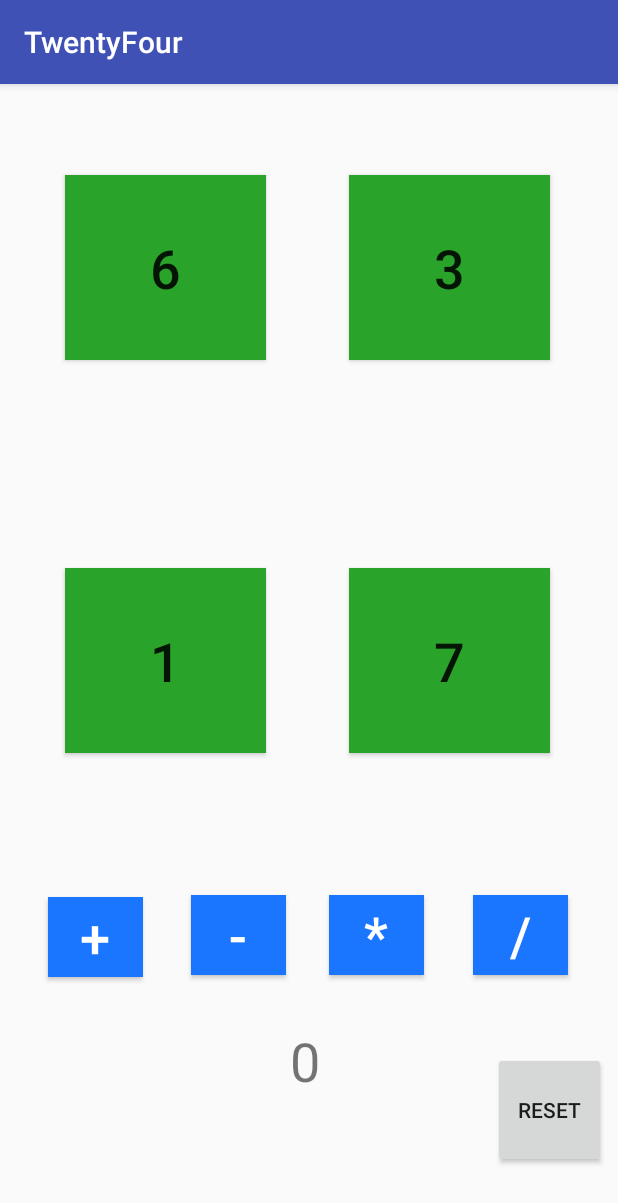
After one commit to togata21/TwentyFour, an Android app: the GameActivity screen opened directly, with no data from a screen before it, on a phone screen of 412 x 824 dp. The commit adds this screen. Shown: the top 1203 px of the screen. Run offline under Robolectric (Android 15) with nearby library versions, the phone set to English and light mode, and no system bars.

Commit message:
working baseline

```diff
--- a/app/src/main/AndroidManifest.xml
+++ b/app/src/main/AndroidManifest.xml
@@ -16,6 +16,7 @@
                 <category android:name="android.intent.category.LAUNCHER" />
             </intent-filter>
         </activity>
+        <activity android:name=".GameActivity"></activity>
     </application>
 
 </manifest>
--- /dev/null
+++ b/app/src/main/java/com/example/tatum_ogata/twentyfour/GameActivity.java
@@ -0,0 +1,170 @@
+package com.example.tatum_ogata.twentyfour;
+
+import android.support.v7.app.AppCompatActivity;
+import android.os.Bundle;
+import android.view.View;
+import android.widget.Button;
+import android.widget.TextView;
+
+public class GameActivity extends AppCompatActivity {
+
+    //xml widgets
+    Button lillyPad1;
+    Button lillyPad2;
+    Button lillyPad3;
+    Button lillyPad4;
+    TextView totalText;
+    Button plus;
+    Button minus;
+    Button multiply;
+    Button divide;
+    TextView winText;
+    Button reset;
+
+    LillyPad pad1;
+    LillyPad pad2;
+    LillyPad pad3;
+    LillyPad pad4;
+
+    int total;
+    String preOperation;
+    int numClicked;
+
+    @Override
+    protected void onCreate(Bundle savedInstanceState) {
+        super.onCreate(savedInstanceState);
+        setContentView(R.layout.activity_game);
+
+        preOperation = "";
+        total = 0;
+        numClicked = 0;
+
+        totalText = findViewById(R.id.equationText);
+        totalText.setText(total+"");
+        winText = findViewById(R.id.youWinText);
+        winText.setText("");
+
+        lillyPad1 = findViewById(R.id.lilly_pad_1);
+        pad1 = new LillyPad(lillyPad1, (int)(Math.random()*8)+1);
+        lillyPad1.setOnClickListener(new View.OnClickListener() {
+            @Override
+            public void onClick(View view) {
+                total = pad1.newTotal(total, preOperation);
+                totalText.setText(total+"");
+                numClicked += 1;
+                if (numClicked == 4){
+                    if (total == 24)
+                        winText.setText("You Win");
+                    else
+                        winText.setText("You Lose");
+                }
+            }
+        });
+
+        lillyPad2 = findViewById(R.id.lilly_pad_2);
+        pad2 = new LillyPad(lillyPad2, (int)(Math.random()*8)+1);
+        lillyPad2.setOnClickListener(new View.OnClickListener() {
+            @Override
+            public void onClick(View view) {
+                total = pad2.newTotal(total, preOperation);
+                totalText.setText(total+"");
+                numClicked += 1;
+                if (numClicked == 4){
+                    if (total == 24)
+                        winText.setText("You Win");
+                    else
+                        winText.setText("You Lose");
+                }
+            }
+        });
+
+        lillyPad3 = findViewById(R.id.lilly_pad_3);
+        pad3 = new LillyPad(lillyPad3, (int)(Math.random()*8)+1);
+        lillyPad3.setOnClickListener(new View.OnClickListener() {
+            @Override
+            public void onClick(View view) {
+                total = pad3.newTotal(total, preOperation);
+                totalText.setText(total+"");
+                numClicked += 1;
+                if (numClicked == 4){
+                    if (total == 24)
+                        winText.setText("You Win");
+                    else
+                        winText.setText("You Lose");
+                }
+            }
+        });
+
+        lillyPad4 = findViewById(R.id.lilly_pad_4);
+        pad4 = new LillyPad(lillyPad4, (int)(Math.random()*8)+1);
+        lillyPad4.setOnClickListener(new View.OnClickListener() {
+            @Override
+            public void onClick(View view) {
+                total = pad4.newTotal(total, preOperation);
+                totalText.setText(total+"");
+                numClicked += 1;
+                if (numClicked == 4){
+                    if (total == 24)
+                        winText.setText("You Win");
+                    else
+                        winText.setText("You Lose");
+                }
+            }
+        });
+
+
+        plus = findViewById(R.id.plus);
+        plus.setOnClickListener(new View.OnClickListener() {
+            @Override
+            public void onClick(View view) {
+                preOperation = "+";
+            }
+        });
+
+        minus = findViewById(R.id.minus);
+        minus.setOnClickListener(new View.OnClickListener() {
+            @Override
+            public void onClick(View view) {
+                preOperation = "-";
+            }
+        });
+
+        multiply = findViewById(R.id.multiply);
+        multiply.setOnClickListener(new View.OnClickListener() {
+            @Override
+            public void onClick(View view) {
+                preOperation = "*";
+            }
+        });
+
+        divide = findViewById(R.id.divide);
+        divide.setOnClickListener(new View.OnClickListener() {
+            @Override
+            public void onClick(View view) {
+                preOperation = "/";
+            }
+        });
+
+
+        reset = findViewById(R.id.resetButton);
+        reset.setOnClickListener(new View.OnClickListener() {
+            @Override
+            public void onClick(View view) {
+                total = 0;
+                preOperation = "";
+                numClicked = 0;
+                totalText.setText(total+"");
+                winText.setText("");
+                resetLillyPads((int)(Math.random()*8)+1, (int)(Math.random()*8)+1, (int)(Math.random()*8)+1, (int)(Math.random()*8)+1);
+            }
+        });
+    }
+
+
+    public void resetLillyPads(int num1, int num2, int num3, int num4){
+        pad1.reset(num1);
+        pad2.reset(num2);
+        pad3.reset(num3);
+        pad4.reset(num4);
+    }
+}
--- /dev/null
+++ b/app/src/main/java/com/example/tatum_ogata/twentyfour/LillyPad.java
@@ -0,0 +1,66 @@
+package com.example.tatum_ogata.twentyfour;
+
+import android.graphics.Color;
+import android.media.Image;
+import android.widget.Button;
+
+public class LillyPad {
+    Button button;
+    Image image;
+    Color color;
+    int value;
+    boolean active;
+
+    public LillyPad(Button button, int value){//}, Image image){
+        this.button = button;
+        this.value = value;
+        this.setValue(value);
+        //this.image = image;
+        active = true;
+        this.setActive(active);
+
+    }
+
+    public void reset(int value){
+        this.value = value;
+        this.setValue(value);
+        active = true;
+        this.setActive(active);
+    }
+
+    public int getValue() {
+        return value;
+    }
+
+    public void setValue(int value) {
+        button.setText(value+"");
+    }
+
+    public boolean isActive() {
+        return active;
+    }
+
+    public void setActive(boolean active) {
+        button.setClickable(active);
+    }
+
+    public int newTotal(int total, String operation){
+
+        this.setActive(false);
+
+        if (total == 0){
+            return this.value;
+        }
+
+        switch (operation){
+            case "+": return total + this.value;
+            case "-": return total - this.value;
+            case "*": return total * this.value;
+            case "/": return total / this.value;
+        }
+
+        return 0;
+
+
+    }
+}
--- a/app/src/main/java/com/example/tatum_ogata/twentyfour/MenuActivity.java
+++ b/app/src/main/java/com/example/tatum_ogata/twentyfour/MenuActivity.java
@@ -1,13 +1,36 @@
 package com.example.tatum_ogata.twentyfour;
 
+import android.content.Context;
+import android.content.Intent;
 import android.support.v7.app.AppCompatActivity;
 import android.os.Bundle;
+import android.view.View;
+import android.widget.Button;
+import android.widget.TextView;
 
 public class MenuActivity extends AppCompatActivity {
+
+    Button playButton;
+    TextView nameTextView;
+
 
     @Override
     protected void onCreate(Bundle savedInstanceState) {
         super.onCreate(savedInstanceState);
         setContentView(R.layout.activity_menu);
+
+        playButton = findViewById(R.id.playB);
+        nameTextView = findViewById(R.id.nameTV);
+
+        playButton.setOnClickListener(new View.OnClickListener() {
+            @Override
+            public void onClick(View view) {
+                Intent i = new Intent(view.getContext(), GameActivity.class);
+                //select numbers for lilly pads
+                startActivity(i);
+            }
+        });
     }
+
+
 }
--- /dev/null
+++ b/app/src/main/res/layout/activity_game.xml
@@ -0,0 +1,210 @@
+<?xml version="1.0" encoding="utf-8"?>
+<android.support.constraint.ConstraintLayout xmlns:android="http://schemas.android.com/apk/res/android"
+    xmlns:app="http://schemas.android.com/apk/res-auto"
+    xmlns:tools="http://schemas.android.com/tools"
+    android:layout_width="match_parent"
+    android:layout_height="match_parent"
+    tools:context=".GameActivity">
+
+    <Button
+        android:id="@+id/lilly_pad_1"
+        android:layout_width="134dp"
+        android:layout_height="123dp"
+        android:layout_marginBottom="8dp"
+        android:layout_marginEnd="8dp"
+        android:layout_marginStart="8dp"
+        android:layout_marginTop="8dp"
+        android:background="#29a329"
+        android:text=""
+        android:textSize="36sp"
+        app:layout_constraintBottom_toBottomOf="parent"
+        app:layout_constraintEnd_toEndOf="parent"
+        app:layout_constraintHorizontal_bias="0.134"
+        app:layout_constraintStart_toStartOf="parent"
+        app:layout_constraintTop_toTopOf="parent"
+        app:layout_constraintVertical_bias="0.084" />
+
+    <Button
+        android:id="@+id/lilly_pad_2"
+        android:layout_width="134dp"
+        android:layout_height="123dp"
+        android:layout_marginBottom="8dp"
+        android:layout_marginEnd="8dp"
+        android:layout_marginStart="8dp"
+        android:layout_marginTop="8dp"
+        android:background="#29a329"
+        android:text=""
+        android:textSize="36sp"
+        app:layout_constraintBottom_toBottomOf="parent"
+        app:layout_constraintEnd_toEndOf="parent"
+        app:layout_constraintHorizontal_bias="0.858"
+        app:layout_constraintStart_toStartOf="parent"
+        app:layout_constraintTop_toTopOf="parent"
+        app:layout_constraintVertical_bias="0.084" />
+
+    <Button
+        android:id="@+id/lilly_pad_3"
+        android:layout_width="134dp"
+        android:layout_height="123dp"
+        android:layout_marginBottom="8dp"
+        android:layout_marginEnd="8dp"
+        android:layout_marginStart="8dp"
+        android:layout_marginTop="8dp"
+        android:background="#29a329"
+        android:text=""
+        android:textSize="36sp"
+        app:layout_constraintBottom_toBottomOf="parent"
+        app:layout_constraintEnd_toEndOf="parent"
+        app:layout_constraintHorizontal_bias="0.134"
+        app:layout_constraintStart_toStartOf="parent"
+        app:layout_constraintTop_toTopOf="parent" />
+
+    <Button
+        android:id="@+id/lilly_pad_4"
+        android:layout_width="134dp"
+        android:layout_height="123dp"
+        android:layout_marginBottom="8dp"
+        android:layout_marginEnd="8dp"
+        android:layout_marginStart="8dp"
+        android:layout_marginTop="8dp"
+        android:background="#29a329"
+        android:text=""
+        android:textSize="36sp"
+        app:layout_constraintBottom_toBottomOf="parent"
+        app:layout_constraintEnd_toEndOf="parent"
+        app:layout_constraintHorizontal_bias="0.858"
+        app:layout_constraintStart_toStartOf="parent"
+        app:layout_constraintTop_toTopOf="parent" />
+
+    <Button
+        android:id="@+id/plus"
+        android:layout_width="63dp"
+        android:layout_height="53dp"
+        android:layout_marginBottom="8dp"
+        android:layout_marginEnd="8dp"
+        android:layout_marginStart="8dp"
+        android:layout_marginTop="8dp"
+        android:background="#1a75ff"
+        android:text="+"
+        android:textAllCaps="false"
+        android:textColor="#FFFFFF"
+        android:textSize="36sp"
+        app:layout_constraintBottom_toBottomOf="parent"
+        app:layout_constraintEnd_toEndOf="parent"
+        app:layout_constraintHorizontal_bias="0.072"
+        app:layout_constraintStart_toStartOf="parent"
+        app:layout_constraintTop_toTopOf="parent"
+        app:layout_constraintVertical_bias="0.764" />
+
+    <Button
+        android:id="@+id/minus"
+        android:layout_width="63dp"
+        android:layout_height="53dp"
+        android:layout_marginBottom="8dp"
+        android:layout_marginEnd="8dp"
+        android:layout_marginStart="8dp"
+        android:layout_marginTop="8dp"
+        android:background="#1a75ff"
+        android:text="-"
+        android:textAllCaps="false"
+        android:textColor="#FFFFFF"
+        android:textSize="36sp"
+        app:layout_constraintBottom_toBottomOf="parent"
+        app:layout_constraintEnd_toEndOf="parent"
+        app:layout_constraintHorizontal_bias="0.358"
+        app:layout_constraintStart_toStartOf="parent"
+        app:layout_constraintTop_toTopOf="parent"
+        app:layout_constraintVertical_bias="0.762" />
+
+    <Button
+        android:id="@+id/multiply"
+        android:layout_width="63dp"
+        android:layout_height="53dp"
+        android:layout_marginBottom="8dp"
+        android:layout_marginEnd="8dp"
+        android:layout_marginStart="8dp"
+        android:layout_marginTop="8dp"
+        android:background="#1a75ff"
+        android:text="*"
+        android:textAllCaps="false"
+        android:textColor="#FFFFFF"
+        android:textSize="36sp"
+        app:layout_constraintBottom_toBottomOf="parent"
+        app:layout_constraintEnd_toEndOf="parent"
+        app:layout_constraintHorizontal_bias="0.635"
+        app:layout_constraintStart_toStartOf="parent"
+        app:layout_constraintTop_toTopOf="parent"
+        app:layout_constraintVertical_bias="0.762" />
+
+    <Button
+        android:id="@+id/divide"
+        android:layout_width="63dp"
+        android:layout_height="53dp"
+        android:layout_marginBottom="8dp"
+        android:layout_marginEnd="8dp"
+        android:layout_marginStart="8dp"
+        android:layout_marginTop="8dp"
+        android:background="#1a75ff"
+        android:text="/"
+        android:textAllCaps="false"
+        android:textColor="#FFFFFF"
+        android:textSize="36sp"
+        app:layout_constraintBottom_toBottomOf="parent"
+        app:layout_constraintEnd_toEndOf="parent"
+        app:layout_constraintHorizontal_bias="0.924"
+        app:layout_constraintStart_toStartOf="parent"
+        app:layout_constraintTop_toTopOf="parent"
+        app:layout_constraintVertical_bias="0.762" />
+
+    <TextView
+        android:id="@+id/equationText"
+        android:layout_width="234dp"
+        android:layout_height="44dp"
+        android:layout_marginBottom="8dp"
+        android:layout_marginEnd="8dp"
+        android:layout_marginStart="8dp"
+        android:layout_marginTop="8dp"
+        android:textAlignment="center"
+        android:textSize="36sp"
+        app:layout_constraintBottom_toBottomOf="parent"
+        app:layout_constraintEnd_toEndOf="parent"
+        app:layout_constraintHorizontal_bias="0.484"
+        app:layout_constraintStart_toStartOf="parent"
+        app:layout_constraintTop_toTopOf="parent"
+        app:layout_constraintVertical_bias="0.874" />
+
+    <TextView
+        android:id="@+id/youWinText"
+        android:layout_width="230dp"
+        android:layout_height="39dp"
+        android:layout_marginBottom="8dp"
+        android:layout_marginEnd="8dp"
+        android:layout_marginStart="8dp"
+        android:layout_marginTop="8dp"
+        android:textAlignment="center"
+        android:textSize="36sp"
+        app:layout_constraintBottom_toBottomOf="parent"
+        app:layout_constraintEnd_toEndOf="parent"
+        app:layout_constraintHorizontal_bias="0.484"
+        app:layout_constraintStart_toStartOf="parent"
+        app:layout_constraintTop_toTopOf="parent"
+        app:layout_constraintVertical_bias="0.969" />
+
+    <Button
+        android:id="@+id/resetButton"
+        android:layout_width="75dp"
+        android:layout_height="77dp"
+        android:layout_marginBottom="8dp"
+        android:layout_marginEnd="8dp"
+        android:layout_marginStart="8dp"
+        android:layout_marginTop="8dp"
+        android:text="Reset"
+        app:layout_constraintBottom_toBottomOf="parent"
+        app:layout_constraintEnd_toEndOf="parent"
+        app:layout_constraintHorizontal_bias="1.0"
+        app:layout_constraintStart_toStartOf="parent"
+        app:layout_constraintTop_toTopOf="parent"
+        app:layout_constraintVertical_bias="0.945" />
+
+
+</android.support.constraint.ConstraintLayout>
--- a/app/src/main/res/layout/activity_menu.xml
+++ b/app/src/main/res/layout/activity_menu.xml
@@ -6,13 +6,37 @@
     android:layout_height="match_parent"
     tools:context=".MenuActivity">
 
+
     <TextView
+        android:id="@+id/nameTV"
+        android:layout_width="134dp"
+        android:layout_height="40dp"
+        android:layout_marginBottom="8dp"
+        android:layout_marginEnd="8dp"
+        android:layout_marginStart="8dp"
+        android:layout_marginTop="8dp"
+        android:text="24"
+        android:textAlignment="center"
+        android:textSize="24sp"
+        android:textStyle="bold"
+        app:layout_constraintBottom_toBottomOf="parent"
+        app:layout_constraintEnd_toEndOf="parent"
+        app:layout_constraintStart_toStartOf="parent"
+        app:layout_constraintTop_toTopOf="parent"
+        app:layout_constraintVertical_bias="0.259" />
+
+    <Button
+        android:id="@+id/playB"
         android:layout_width="wrap_content"
         android:layout_height="wrap_content"
-        android:text="Hello World!"
+        android:layout_marginBottom="8dp"
+        android:layout_marginEnd="8dp"
+        android:layout_marginStart="8dp"
+        android:layout_marginTop="8dp"
+        android:text="Play"
         app:layout_constraintBottom_toBottomOf="parent"
-        app:layout_constraintLeft_toLeftOf="parent"
-        app:layout_constraintRight_toRightOf="parent"
-        app:layout_constraintTop_toTopOf="parent" />
-
+        app:layout_constraintEnd_toEndOf="parent"
+        app:layout_constraintStart_toStartOf="parent"
+        app:layout_constraintTop_toTopOf="parent"
+        app:layout_constraintVertical_bias="0.442" />
 </android.support.constraint.ConstraintLayout>
```
